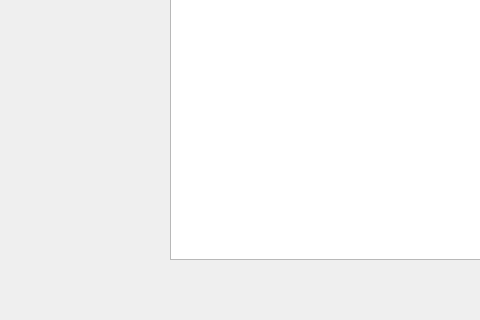
Before: the Qt Designer form BackgammonPP/boardwindow.ui in daniilgrbic/BackgammonPP, drawn with Qt 5; both pictures show x 0 to 480 and y 341 to 661 of the 967 by 661 pixel window.
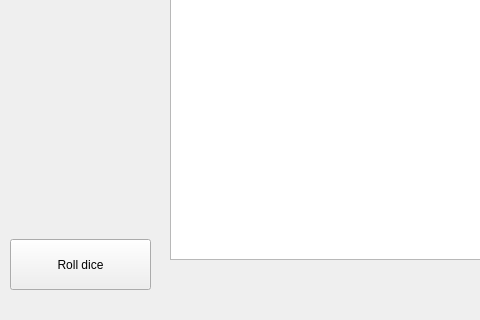
After: the same form once the commit is applied.

Commit message: Add doubling die and abstract board die. Basic showing of a die roll.

```diff
--- a/BackgammonPP/boardwindow.ui
+++ b/BackgammonPP/boardwindow.ui
@@ -36,6 +36,19 @@
     <string>Exit Game</string>
    </property>
   </widget>
+  <widget class="QPushButton" name="pbRollDice">
+   <property name="geometry">
+    <rect>
+     <x>10</x>
+     <y>580</y>
+     <width>141</width>
+     <height>51</height>
+    </rect>
+   </property>
+   <property name="text">
+    <string>Roll dice</string>
+   </property>
+  </widget>
  </widget>
  <resources/>
  <connections/>
```
The commit also changes 13 other files.
